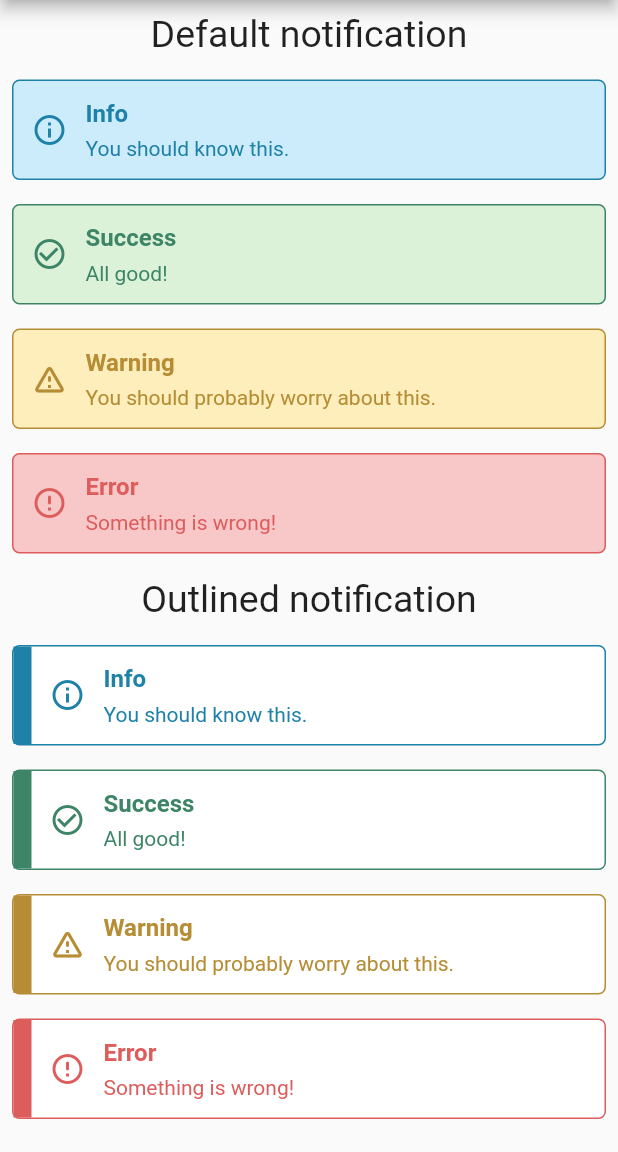
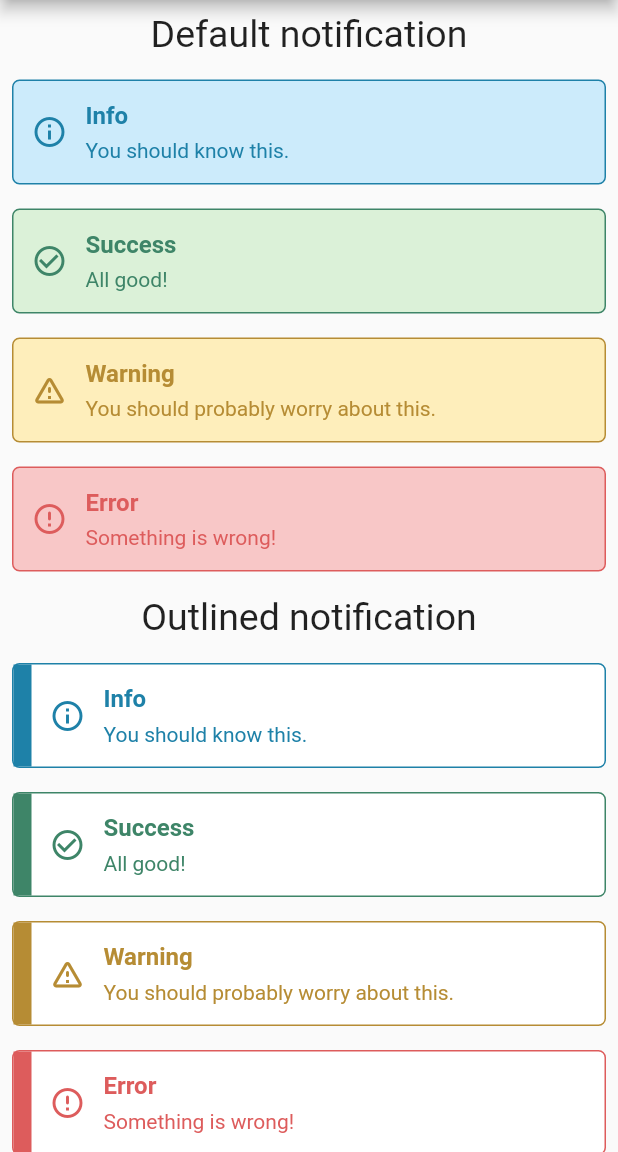
Before and after one commit to guidotheelen/alert_notification, a Flutter app: the screen it shows after launch, on a phone screen of 412 x 824 dp, the part 84-1236 px from its top. Run offline on Flutter 3.47's test engine with Material 2 defaults, Android fonts, the phone set to English and light mode, and no system bars.

Commit message:
feature: default height

```diff
--- a/lib/alert_notification.dart
+++ b/lib/alert_notification.dart
@@ -18,6 +18,9 @@ class AlertNotification extends StatelessWidget {
 
   /// The type of the notification.
   final AlertNotificationType type;
+
+  /// Height of the entire notification.
+  final double? height;
 
   /// Spacing between elements
   final double spacing;
@@ -54,6 +57,7 @@ class AlertNotification extends StatelessWidget {
     required this.title,
     required this.body,
     required this.type,
+    this.height = 70,
     this.onDismiss,
     this.backgroundColor,
     this.borderColor,
@@ -74,6 +78,7 @@ class AlertNotification extends StatelessWidget {
       children: [
         Expanded(
           child: Container(
+            height: height,
             padding: EdgeInsets.only(
               right: spacing,
             ),
@@ -86,11 +91,11 @@ class AlertNotification extends StatelessWidget {
               ),
             ),
             child: Row(
+              crossAxisAlignment: CrossAxisAlignment.stretch,
               children: [
                 if (showLeadingStroke)
                   Container(
                     width: spacing,
-                    height: 65,
                     color: borderColor ?? type.elementColor,
                   ),
                 SizedBox(width: spacing),
@@ -100,9 +105,9 @@ class AlertNotification extends StatelessWidget {
                 ),
                 SizedBox(width: spacing),
                 Column(
+                  mainAxisAlignment: MainAxisAlignment.center,
                   crossAxisAlignment: CrossAxisAlignment.start,
                   children: [
-                    SizedBox(height: spacing),
                     Text(
                       title,
                       style: TextStyle(
@@ -119,7 +124,6 @@ class AlertNotification extends StatelessWidget {
                         color: bodyColor ?? type.elementColor,
                       ),
                     ),
-                    SizedBox(height: spacing),
                   ],
                 ),
               ],
@@ -140,6 +144,7 @@ class AlertNotification extends StatelessWidget {
     Color? titleColor,
     Color? bodyColor,
     Color? iconColor,
+    double height = 70,
     double titleFontSize = 16,
     double bodyFontSize = 14,
     double spacing = 12,
@@ -152,6 +157,7 @@ class AlertNotification extends StatelessWidget {
       title: title,
       body: body,
       type: type,
+      height: height,
       backgroundColor: Colors.white,
       borderColor: borderColor,
       titleColor: titleColor,
--- a/pubspec.yaml
+++ b/pubspec.yaml
@@ -1,6 +1,6 @@
 name: alert_notification
 description: A simple alert for all the information your user should be notified of.
-version: 0.0.4
+version: 0.0.5
 homepage: https://github.com/guidotheelen/alert_notification
 
 environment:
```
Also changed, not shown: example/pubspec.lock, 1 other file.
